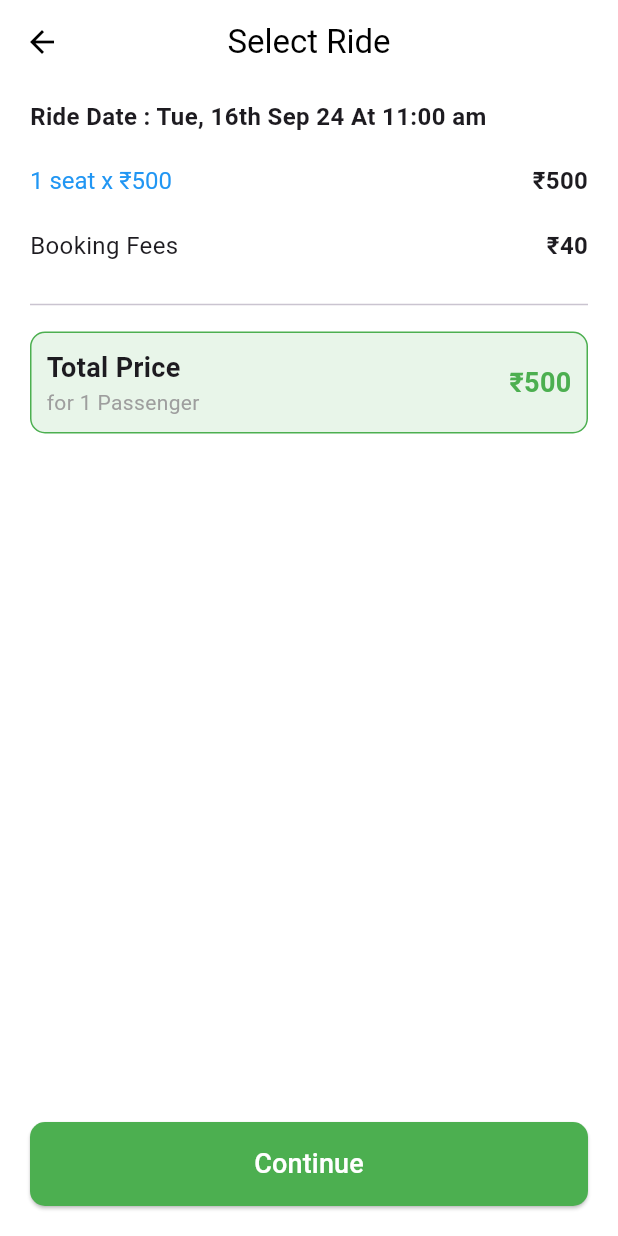
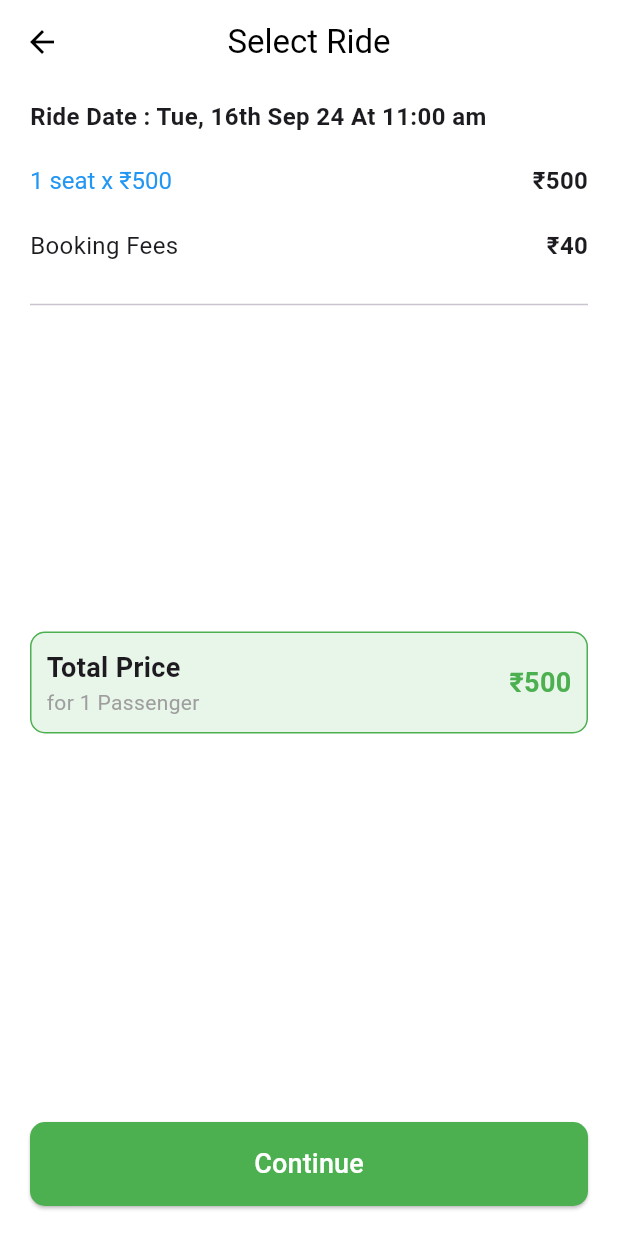
Before and after one commit to PsdeveloperFlutter/Project, a Flutter app: the SelectRidePage screen opened directly, on a phone screen of 412 x 824 dp. Run offline on Flutter 3.47's test engine with Material 3 defaults, Android fonts, the light colour scheme and no system bars; our stand-ins replace firebase_auth, firebase_core, fl_chart, font_awesome_flutter, gap, get and 4 more; missing offline and left inert: arcore_flutter_plugin, deepar_flutter, flutter_inappwebview, neopop; accounts and stored records are empty.

Commit message:
This is my Flutter Project

```diff
--- a/lib/Betechnolabs Work/Feed screen 2.dart
+++ b/lib/Betechnolabs Work/Feed screen 2.dart
@@ -1,4 +1,5 @@
 import 'package:flutter/material.dart';
+import 'package:gap/gap.dart';
 
 void main() {
   runApp(MyApp());
@@ -84,7 +85,7 @@ class SelectRidePage extends StatelessWidget {
             ),
             const SizedBox(height: 20),
             const Divider(),
-            const SizedBox(height: 10),
+            const Gap(210),
             // Total Price Section
             Container(
               padding: const EdgeInsets.all(10),
```
